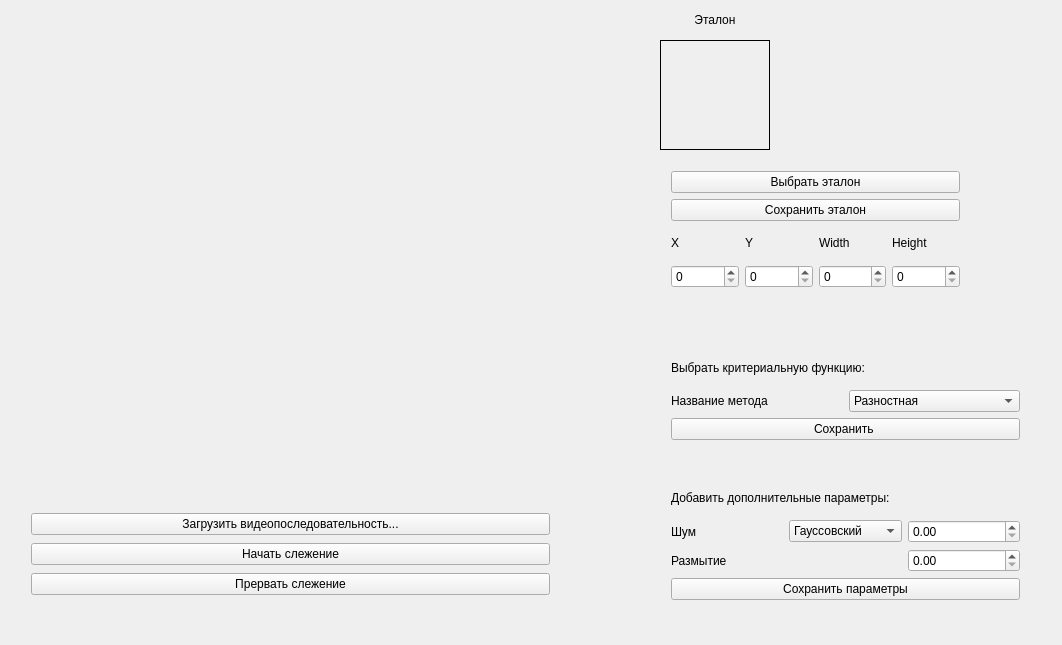
First picture: the form in widget.ui, repository lizatish/Techical_view, before the edit.
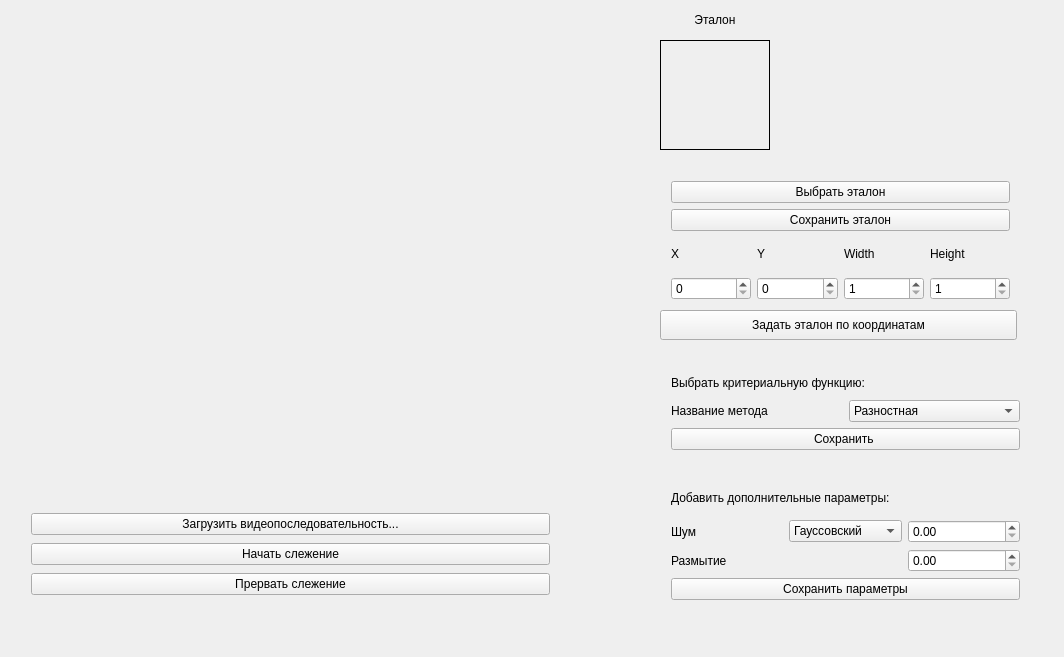
Second picture: the form after the edit. Custom widgets are drawn as their Qt base class.

Commit message: Add resize etalon handle from coordinates

```diff
--- a/widget.ui
+++ b/widget.ui
@@ -6,8 +6,8 @@
    <rect>
     <x>0</x>
     <y>0</y>
-    <width>1062</width>
-    <height>645</height>
+    <width>1064</width>
+    <height>657</height>
    </rect>
   </property>
   <property name="mouseTracking">
@@ -205,9 +205,9 @@
    <property name="geometry">
     <rect>
      <x>660</x>
-     <y>160</y>
-     <width>311</width>
-     <height>139</height>
+     <y>170</y>
+     <width>361</width>
+     <height>141</height>
     </rect>
    </property>
    <layout class="QHBoxLayout" name="etalon2Layout">
@@ -229,35 +229,45 @@
       </item>
       <item>
        <layout class="QGridLayout" name="gridLayout_2">
-        <item row="1" column="1">
-         <widget class="QSpinBox" name="yEtalonValue">
+        <item row="2" column="3">
+         <widget class="QSpinBox" name="heightEtalonValue">
+          <property name="minimum">
+           <number>1</number>
+          </property>
           <property name="maximum">
            <number>480</number>
           </property>
          </widget>
         </item>
-        <item row="0" column="2">
+        <item row="1" column="2">
          <widget class="QLabel" name="widthEtalonText">
           <property name="text">
            <string>Width</string>
           </property>
          </widget>
         </item>
-        <item row="0" column="1">
+        <item row="1" column="1">
          <widget class="QLabel" name="yEtalonText">
           <property name="text">
            <string>Y</string>
           </property>
          </widget>
         </item>
-        <item row="0" column="0">
-         <widget class="QLabel" name="xEtalonText">
+        <item row="2" column="1">
+         <widget class="QSpinBox" name="yEtalonValue">
+          <property name="maximum">
+           <number>480</number>
+          </property>
+         </widget>
+        </item>
+        <item row="1" column="3">
+         <widget class="QLabel" name="heightEtalonText">
           <property name="text">
-           <string>X</string>
+           <string>Height</string>
           </property>
          </widget>
         </item>
-        <item row="1" column="0">
+        <item row="2" column="0">
          <layout class="QGridLayout" name="coordinatesEtalonLayout">
           <item row="1" column="0">
            <widget class="QSpinBox" name="xEtalonValue">
@@ -268,24 +278,20 @@
           </item>
          </layout>
         </item>
-        <item row="0" column="3">
-         <widget class="QLabel" name="heightEtalonText">
-          <property name="text">
-           <string>Height</string>
-          </property>
-         </widget>
-        </item>
-        <item row="1" column="2">
+        <item row="2" column="2">
          <widget class="QSpinBox" name="widthEtalonValue">
+          <property name="minimum">
+           <number>1</number>
+          </property>
           <property name="maximum">
            <number>640</number>
           </property>
          </widget>
         </item>
-        <item row="1" column="3">
-         <widget class="QSpinBox" name="heightEtalonValue">
-          <property name="maximum">
-           <number>480</number>
+        <item row="1" column="0">
+         <widget class="QLabel" name="xEtalonText">
+          <property name="text">
+           <string>X</string>
           </property>
          </widget>
         </item>
@@ -299,9 +305,9 @@
    <property name="geometry">
     <rect>
      <x>660</x>
-     <y>340</y>
+     <y>360</y>
      <width>371</width>
-     <height>111</height>
+     <height>101</height>
     </rect>
    </property>
    <layout class="QGridLayout" name="cryteryFunctionLayout">
@@ -358,6 +364,19 @@
     </item>
    </layout>
   </widget>
+  <widget class="QPushButton" name="saveEtalon_2">
+   <property name="geometry">
+    <rect>
+     <x>660</x>
+     <y>310</y>
+     <width>357</width>
+     <height>30</height>
+    </rect>
+   </property>
+   <property name="text">
+    <string>Задать эталон по координатам</string>
+   </property>
+  </widget>
  </widget>
  <layoutdefault spacing="6" margin="11"/>
  <customwidgets>
```
The commit also changes 3 other files.
